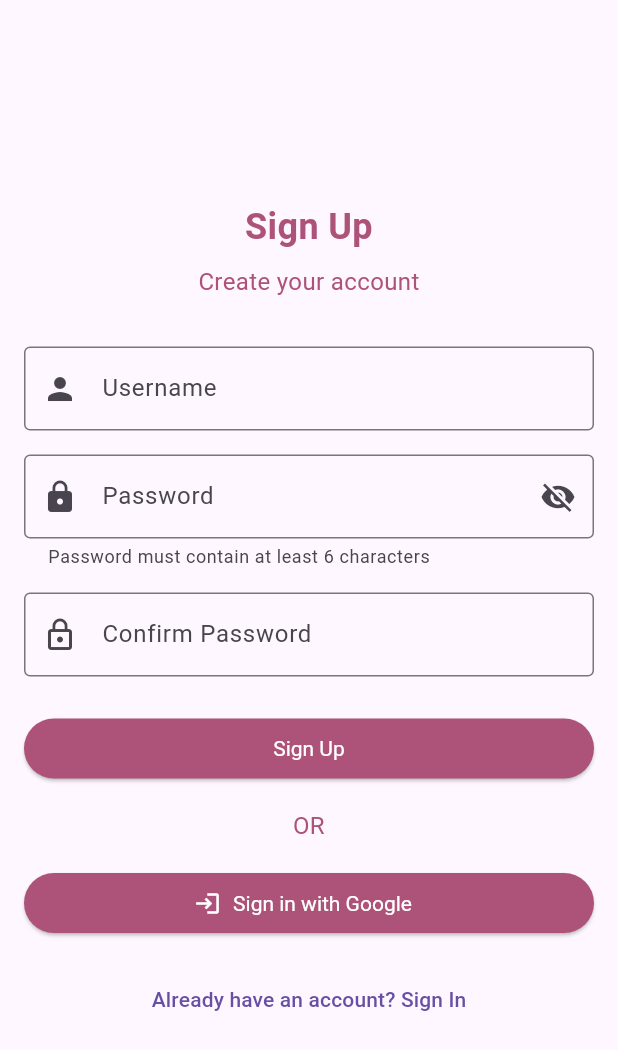
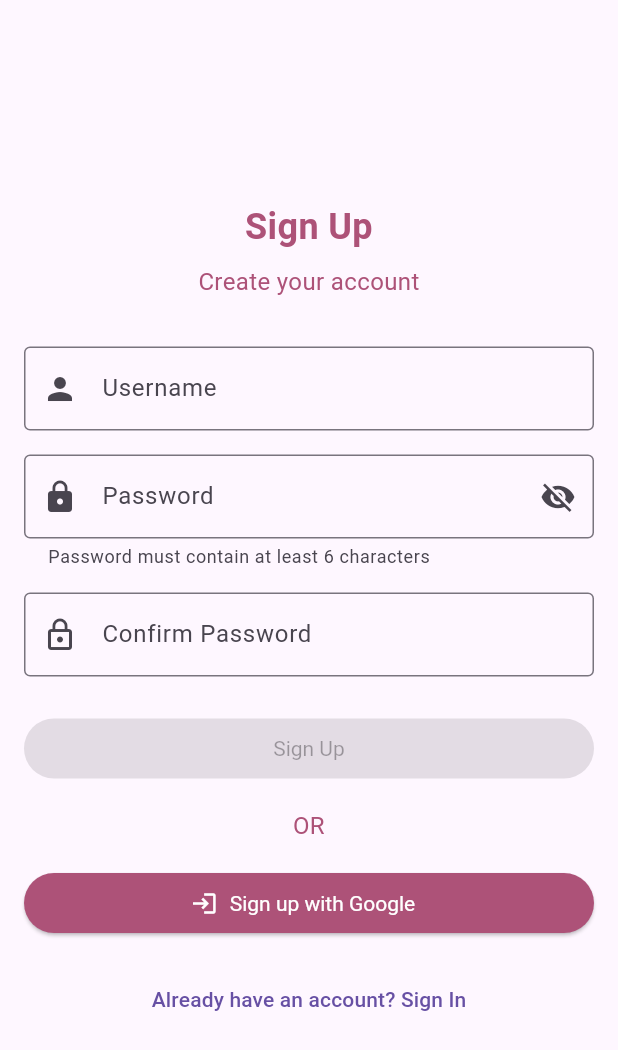
Before and after one commit to joaoribeirosl/flutter-signin, a Flutter app: the screen it shows after launch, after a tap on an icon or button, on a phone screen of 412 x 824 dp. Shown: the top 1050 px of the screen. Run offline on Flutter 3.47's test engine with Material 3 defaults, Android fonts, the phone set to English and light mode, and no system bars; our stand-ins replace flutter_mobx, flutter_modular, mobx; missing offline and left inert: protobuf; generated files the repository leaves out were written again; statements that could not run were skipped.

Commit message:
feat: remove dark theme config + lock signup button

```diff
--- a/lib/src/main_app.dart
+++ b/lib/src/main_app.dart
@@ -12,7 +12,6 @@ class _MainAppState extends State<MainApp> {
   @override
   Widget build(BuildContext context) {
     const primaryColorLigth = Color.fromRGBO(173, 82, 120, 1);
-    const primaryColorDark = Color.fromRGBO(165, 88, 124, 1);
 
     return MaterialApp.router(
       title: 'flutter app',
@@ -59,47 +58,6 @@ class _MainAppState extends State<MainApp> {
         ),
         useMaterial3: true,
       ),
-      darkTheme: ThemeData(
-        expansionTileTheme: const ExpansionTileThemeData(
-            textColor: primaryColorDark, collapsedTextColor: primaryColorDark),
-        listTileTheme: const ListTileThemeData(textColor: primaryColorDark),
-        textTheme: const TextTheme(
-          titleSmall: TextStyle(
-            color: primaryColorDark,
-          ),
-          titleLarge: TextStyle(
-            color: primaryColorDark,
-          ),
-          titleMedium: TextStyle(
-              color: primaryColorDark,
-              fontWeight: FontWeight.normal,
-              fontSize: 16),
-          bodySmall: TextStyle(
-            color: primaryColorDark,
-          ),
-          bodyMedium: TextStyle(
-            color: primaryColorDark,
-            fontSize: 16,
-          ),
-          labelMedium: TextStyle(
-            color: primaryColorDark,
-          ),
-          labelLarge: TextStyle(
-            color: primaryColorDark,
-          ),
-        ),
-        checkboxTheme: const CheckboxThemeData(
-          side: BorderSide(color: primaryColorDark),
-        ),
-        elevatedButtonTheme: ElevatedButtonThemeData(
-          style: ElevatedButton.styleFrom(
-            backgroundColor: primaryColorDark,
-            foregroundColor: Colors.black,
-            textStyle: const TextStyle(fontWeight: FontWeight.normal),
-          ),
-        ),
-        useMaterial3: true,
-      ),
       routerConfig: Modular.routerConfig,
     );
   }
--- a/lib/src/modules/auth/presenter/pages/signup_page.dart
+++ b/lib/src/modules/auth/presenter/pages/signup_page.dart
@@ -84,7 +84,6 @@ class _SignUpPageState extends State<SignUpPage> {
               builder: (_) => TextField(
                 controller: passwordController,
                 obscureText: authStore.showPassword ? false : true,
-                onChanged: (value) => authStore.toggleEnablePassword(value),
                 enableSuggestions: false,
                 autocorrect: false,
                 decoration: InputDecoration(
@@ -104,8 +103,10 @@ class _SignUpPageState extends State<SignUpPage> {
               ),
             ),
             const SizedBox(height: 16),
-            TextField(
+            Observer(
+              builder: (_) => TextField(
                 controller: confirmPasswordController,
+                onChanged: (value) => authStore.toggleEnableSignup(value),
                 obscureText: authStore.showPassword ? false : true,
                 decoration: const InputDecoration(
                   labelText: 'Confirm Password',
@@ -113,16 +114,22 @@ class _SignUpPageState extends State<SignUpPage> {
                   border: OutlineInputBorder(),
                 ),
               ),
+            ),
             const SizedBox(height: 24),
-            ElevatedButton(
-              onPressed: () async {
-                if (await authStore.signup(usernameController.text,
-                    passwordController.text, confirmPasswordController.text)) {
-                  authStore.enableButton = false;
+            Observer(
+              builder: (_) => ElevatedButton(
+                onPressed: authStore.enableSignupButton
+                    ? () async {
+                        if (await authStore.signup(
+                            usernameController.text,
+                            passwordController.text,
+                            confirmPasswordController.text)) {
                           Modular.to.navigate('/');
                         }
-              },
+                      }
+                    : null,
                 child: const Text('Sign Up'),
+              ),
             ),
             const SizedBox(height: 16),
             const Text(
@@ -134,7 +141,7 @@ class _SignUpPageState extends State<SignUpPage> {
             ElevatedButton.icon(
               onPressed: () {},
               icon: const Icon(Icons.login),
-              label: const Text('Sign in with Google'),
+              label: const Text('Sign up with Google'),
             ),
             const SizedBox(height: 16),
             TextButton(
```
Also changed, not shown: lib/src/modules/auth/presenter/pages/signin_page.dart (+4 -4 lines), lib/src/modules/auth/presenter/store/auth_store.dart (+11 -3 lines), lib/src/modules/tasks/presenter/pages/task_page.dart (+10 -14 lines), lib/src/modules/auth/presenter/store/auth_store.g.dart, pubspec.lock. Lines whose indentation alone changed are shown as unchanged.
